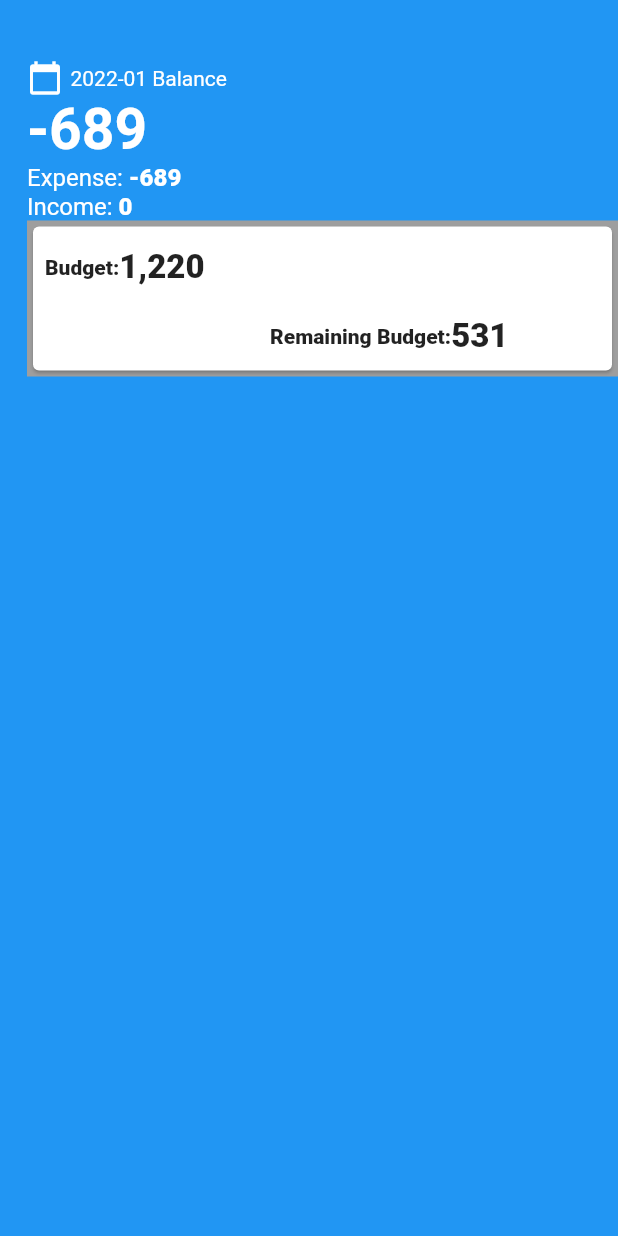
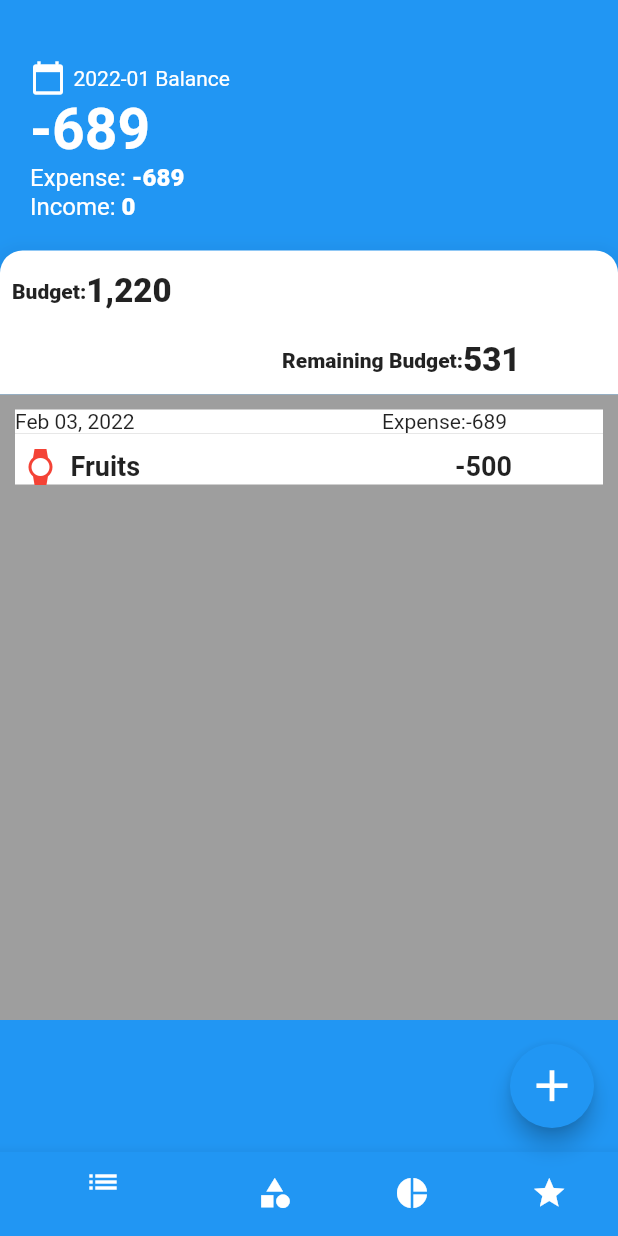
Before and after one commit to akshitkumarsharma/Budget_app, a Flutter app: the screen it shows after launch, on a phone screen of 412 x 824 dp. Run offline on Flutter 3.47's test engine with Material 2 defaults, Android fonts, the phone set to English and light mode, and no system bars.

Commit message:
Added Floating action button, navigation bar

```diff
--- a/lib/main.dart
+++ b/lib/main.dart
@@ -36,8 +36,15 @@ class _MyHomePageState extends State<MyHomePage> {
     return Scaffold(
       backgroundColor: Colors.blue,
       body: Container(
-        padding: EdgeInsets.fromLTRB(18, 40, 0, 0),
+        padding: EdgeInsets.fromLTRB(0, 40, 0, 0),
         child: Column(
+          children: [
+            Row(
+              children: [
+                SizedBox(
+                  width: 20,
+                ),
+                Column(
                   crossAxisAlignment: CrossAxisAlignment.start,
                   mainAxisAlignment: MainAxisAlignment.start,
                   children: [
@@ -94,11 +101,22 @@ class _MyHomePageState extends State<MyHomePage> {
                         ),
                       ],
                     ),
-            Container(
-              color: Colors.grey,
-              child: Column(
-                children: [
+                  ],
+                ),
+              ],
+            ),
+            SizedBox(
+              height: 20,
+            ),
             Card(
+              margin: EdgeInsets.zero,
+              elevation: 15,
+              shape: RoundedRectangleBorder(
+                borderRadius: BorderRadius.only(
+                  topLeft: Radius.circular(15),
+                  topRight: Radius.circular(15),
+                ),
+              ),
               child: Padding(
                 padding: const EdgeInsets.fromLTRB(8, 14, 8, 10),
                 child: Column(
@@ -129,7 +147,7 @@ class _MyHomePageState extends State<MyHomePage> {
                     Row(
                       children: [
                         SizedBox(
-                                width: 150,
+                          width: 180,
                         ),
                         Text(
                           "Remaining Budget:",
@@ -146,12 +164,91 @@ class _MyHomePageState extends State<MyHomePage> {
                 ),
               ),
             ),
+            Container(
+              height: 417,
+              color: Colors.grey,
+              padding: EdgeInsets.all(10),
+              child: Column(
+                children: [
+                  Container(
+                    color: Colors.white,
+                    child: Row(
+                      children: [
+                        Text("Feb 03, 2022"),
+                        SizedBox(
+                          width: 165,
+                        ),
+                        Text("Expense:"),
+                        Text("-689"),
+                      ],
+                    ),
+                  ),
+                  Container(
+                    padding: EdgeInsets.only(left: 5, top: 10),
+                    color: Colors.white,
+                    child: Row(
+                      children: [
+                        Icon(
+                          Icons.watch,
+                          color: Colors.red,
+                        ),
+                        SizedBox(
+                          width: 8,
+                        ),
+                        Text(
+                          "Fruits",
+                          style: TextStyle(
+                              fontWeight: FontWeight.w700, fontSize: 18),
+                        ),
+                        SizedBox(
+                          width: 210,
+                        ),
+                        Text(
+                          "-500",
+                          style: TextStyle(
+                              fontWeight: FontWeight.w700, fontSize: 18),
+                        ),
                       ],
                     ),
                   ),
                 ],
               ),
             ),
+          ],
+        ),
+      ),
+      floatingActionButtonLocation: FloatingActionButtonLocation.endFloat,
+      floatingActionButton: FloatingActionButton(
+        onPressed: () {},
+        child: Icon(
+          Icons.add,
+          size: 35,
+        ),
+      ),
+      bottomNavigationBar: BottomNavigationBar(
+        items: [
+          BottomNavigationBarItem(
+            icon: Icon(Icons.list),
+            title: Text(""),
+            backgroundColor: Colors.blue,
+          ),
+          BottomNavigationBarItem(
+            icon: Icon(Icons.category),
+            title: Text(""),
+            backgroundColor: Colors.grey,
+          ),
+          BottomNavigationBarItem(
+            icon: Icon(Icons.pie_chart),
+            title: Text(""),
+            backgroundColor: Colors.grey,
+          ),
+          BottomNavigationBarItem(
+            icon: Icon(Icons.star),
+            title: Text(""),
+            backgroundColor: Colors.grey,
+          ),
+        ],
+      ),
     );
   }
 }
```
Lines whose indentation alone changed are shown as unchanged.
